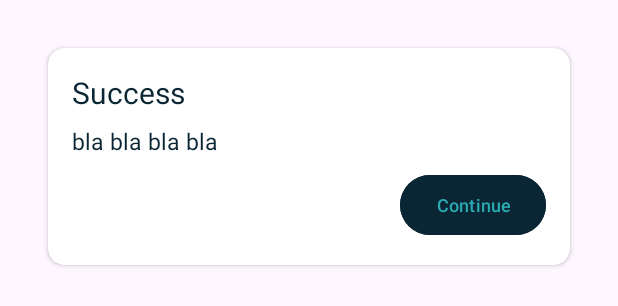
After one commit to Reseepe/Reseepe-MD, an Android app: the layout dialog_confirmation_auth.xml on its own in the app's theme, with its tools: preview values and no code run, on a phone screen of 412 x 824 dp. The commit adds this screen. Shown: the top 306 px of the screen. Run offline under Robolectric (Android 15) with nearby library versions, the phone set to English and light mode, and no system bars.

Commit message:
Add custom dialog for auth confirmation

```diff
--- /dev/null
+++ b/app/src/main/res/layout/dialog_confirmation_auth.xml
@@ -0,0 +1,50 @@
+<?xml version="1.0" encoding="utf-8"?>
+<androidx.cardview.widget.CardView xmlns:android="http://schemas.android.com/apk/res/android"
+    xmlns:tools="http://schemas.android.com/tools"
+    android:layout_width="match_parent"
+    android:layout_height="wrap_content"
+    xmlns:app="http://schemas.android.com/apk/res-auto"
+    android:layout_margin="32dp"
+    app:cardCornerRadius="11dp"
+    tools:ignore="MissingDefaultResource">
+
+    <LinearLayout
+        android:layout_width="match_parent"
+        android:layout_height="wrap_content"
+        android:orientation="vertical"
+        android:padding="16dp"
+        android:background="@drawable/dialog_background">
+
+        <TextView
+            android:id="@+id/tv_title"
+            android:layout_width="match_parent"
+            android:layout_height="wrap_content"
+            android:text="Success"
+            android:textSize="20sp"
+            android:textColor="@color/primary_900"
+            android:gravity="left"/>
+
+        <TextView
+            android:id="@+id/tv_message"
+            android:layout_width="match_parent"
+            android:layout_height="wrap_content"
+            android:layout_marginTop="8dp"
+            android:text="bla bla bla bla"
+            android:textSize="15sp"
+            android:textColor="@color/primary_900"
+            android:gravity="left"/>
+
+        <Button
+            android:id="@+id/conf_btn"
+            android:layout_marginTop="8dp"
+            android:layout_width="wrap_content"
+            android:layout_height="wrap_content"
+            android:text="Continue"
+            android:textSize="12sp"
+            android:textColor="@color/primary_400"
+            android:backgroundTint="@color/primary_900"
+            android:layout_gravity="end"
+            android:layout_marginStart="8dp"/>
+    </LinearLayout>
+
+</androidx.cardview.widget.CardView>
```
Also changed, not shown: app/src/main/java/com/capstone/reseepe/ui/login/LoginActivity.kt (+43 -17 lines), app/src/main/java/com/capstone/reseepe/ui/signup/SignupActivity.kt (+53 -24 lines).
